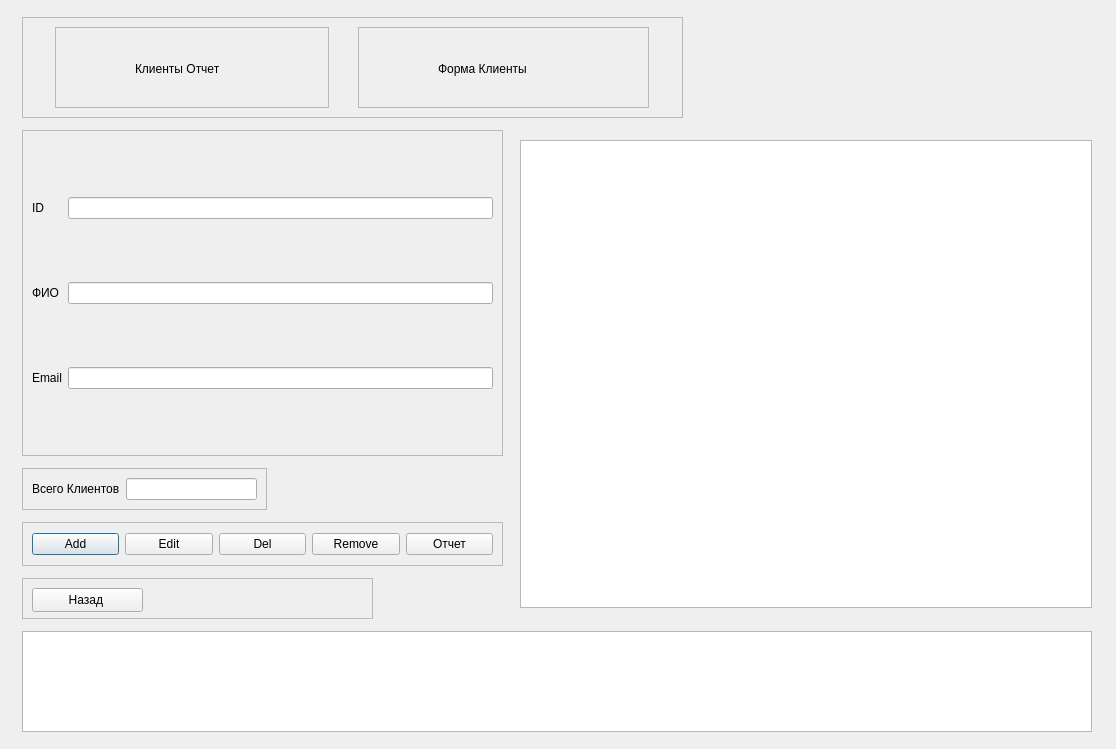
Before: the Qt Designer form course2/client.ui in Sushakkk/Course-work-DB, drawn with Qt 5.
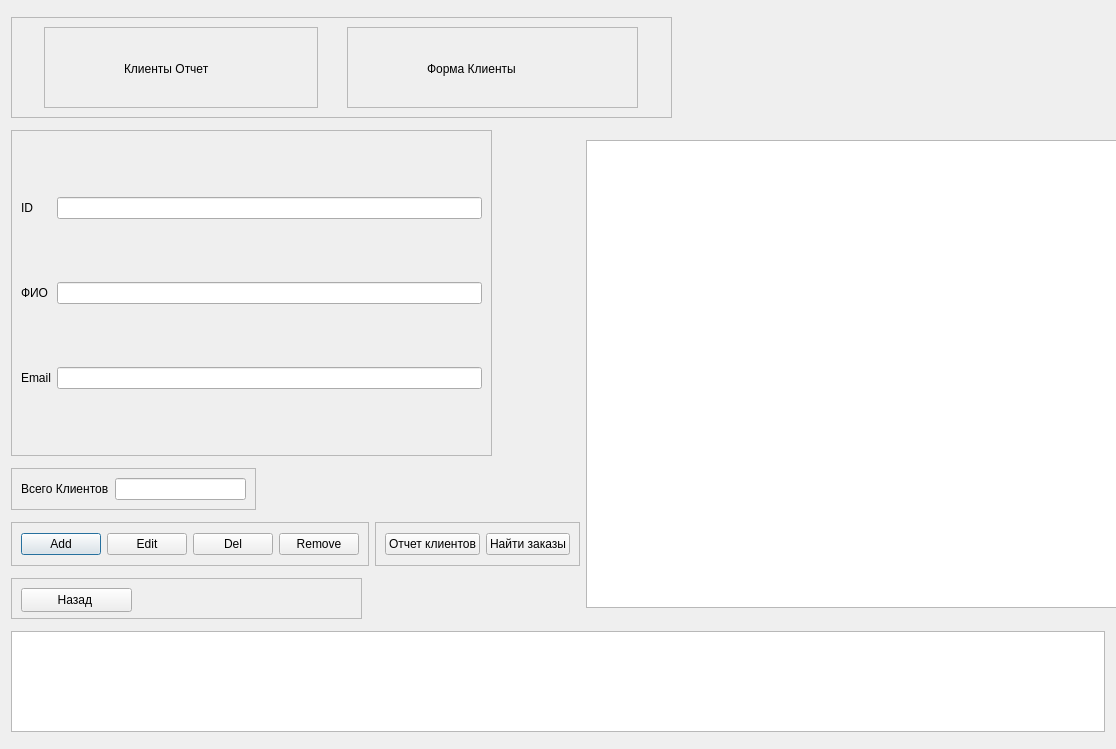
After: the same form once the commit is applied. Icons and pictures are not drawn.

What changed in the file:
```diff
--- a/course2/client.ui
+++ b/course2/client.ui
@@ -26,7 +26,119 @@
    <string>Dialog</string>
   </property>
   <layout class="QGridLayout" name="gridLayout_2">
-   <item row="1" column="0">
+   <item row="0" column="0" colspan="3">
+    <widget class="QFrame" name="Title">
+     <property name="maximumSize">
+      <size>
+       <width>661</width>
+       <height>101</height>
+      </size>
+     </property>
+     <property name="frameShape">
+      <enum>QFrame::StyledPanel</enum>
+     </property>
+     <property name="frameShadow">
+      <enum>QFrame::Raised</enum>
+     </property>
+     <layout class="QHBoxLayout" name="horizontalLayout_2">
+      <item>
+       <widget class="QFrame" name="frame_title_Report">
+        <property name="maximumSize">
+         <size>
+          <width>274</width>
+          <height>84</height>
+         </size>
+        </property>
+        <property name="frameShape">
+         <enum>QFrame::StyledPanel</enum>
+        </property>
+        <property name="frameShadow">
+         <enum>QFrame::Raised</enum>
+        </property>
+        <layout class="QHBoxLayout" name="horizontalLayout_3">
+         <item>
+          <widget class="QLabel" name="ImgReport">
+           <property name="text">
+            <string/>
+           </property>
+           <property name="pixmap">
+            <pixmap resource="Recource.qrc">:/rec/img/report.png</pixmap>
+           </property>
+          </widget>
+         </item>
+         <item>
+          <widget class="QLabel" name="lbReport">
+           <property name="minimumSize">
+            <size>
+             <width>184</width>
+             <height>64</height>
+            </size>
+           </property>
+           <property name="styleSheet">
+            <string notr="true">font: 20pt &quot;Segoe UI&quot;;</string>
+           </property>
+           <property name="text">
+            <string>Клиенты Отчет</string>
+           </property>
+          </widget>
+         </item>
+        </layout>
+       </widget>
+      </item>
+      <item>
+       <widget class="QFrame" name="frame_title_Form">
+        <property name="maximumSize">
+         <size>
+          <width>291</width>
+          <height>84</height>
+         </size>
+        </property>
+        <property name="frameShape">
+         <enum>QFrame::StyledPanel</enum>
+        </property>
+        <property name="frameShadow">
+         <enum>QFrame::Raised</enum>
+        </property>
+        <layout class="QHBoxLayout" name="horizontalLayout_5">
+         <item>
+          <widget class="QLabel" name="ImgReport_2">
+           <property name="text">
+            <string/>
+           </property>
+           <property name="pixmap">
+            <pixmap resource="Recource.qrc">:/rec/img/Form.png</pixmap>
+           </property>
+          </widget>
+         </item>
+         <item>
+          <widget class="QLabel" name="lbReport_2">
+           <property name="minimumSize">
+            <size>
+             <width>201</width>
+             <height>64</height>
+            </size>
+           </property>
+           <property name="maximumSize">
+            <size>
+             <width>201</width>
+             <height>64</height>
+            </size>
+           </property>
+           <property name="styleSheet">
+            <string notr="true">font: 20pt &quot;Segoe UI&quot;;</string>
+           </property>
+           <property name="text">
+            <string>Форма Клиенты </string>
+           </property>
+          </widget>
+         </item>
+        </layout>
+       </widget>
+      </item>
+     </layout>
+    </widget>
+   </item>
+   <item row="1" column="0" colspan="2">
     <widget class="QFrame" name="frame">
      <property name="minimumSize">
       <size>
@@ -80,7 +192,7 @@
      </layout>
     </widget>
    </item>
-   <item row="1" column="1" rowspan="4">
+   <item row="1" column="2" rowspan="4">
     <widget class="QTableWidget" name="twOrg">
      <property name="minimumSize">
       <size>
@@ -173,17 +285,36 @@
         </property>
        </widget>
       </item>
+     </layout>
+    </widget>
+   </item>
+   <item row="3" column="1">
+    <widget class="QFrame" name="Reports">
+     <property name="frameShape">
+      <enum>QFrame::StyledPanel</enum>
+     </property>
+     <property name="frameShadow">
+      <enum>QFrame::Raised</enum>
+     </property>
+     <layout class="QHBoxLayout" name="horizontalLayout_6">
       <item>
        <widget class="QPushButton" name="btnReport">
         <property name="text">
-         <string>Отчет</string>
+         <string>Отчет клиентов</string>
+        </property>
+       </widget>
+      </item>
+      <item>
+       <widget class="QPushButton" name="btnSearch_order">
+        <property name="text">
+         <string>Найти заказы</string>
         </property>
        </widget>
       </item>
      </layout>
     </widget>
    </item>
-   <item row="4" column="0">
+   <item row="4" column="0" colspan="2">
     <widget class="QFrame" name="frame_4">
      <property name="minimumSize">
       <size>
@@ -218,7 +349,7 @@
      </widget>
     </widget>
    </item>
-   <item row="5" column="0" colspan="2">
+   <item row="5" column="0" colspan="3">
     <widget class="QTextEdit" name="teResult">
      <property name="maximumSize">
       <size>
@@ -231,118 +362,6 @@
      </property>
     </widget>
    </item>
-   <item row="0" column="0" colspan="2">
-    <widget class="QFrame" name="Title">
-     <property name="maximumSize">
-      <size>
-       <width>661</width>
-       <height>101</height>
-      </size>
-     </property>
-     <property name="frameShape">
-      <enum>QFrame::StyledPanel</enum>
-     </property>
-     <property name="frameShadow">
-      <enum>QFrame::Raised</enum>
-     </property>
-     <layout class="QHBoxLayout" name="horizontalLayout_2">
-      <item>
-       <widget class="QFrame" name="frame_title_Report">
-        <property name="maximumSize">
-         <size>
-          <width>274</width>
-          <height>84</height>
-         </size>
-        </property>
-        <property name="frameShape">
-         <enum>QFrame::StyledPanel</enum>
-        </property>
-        <property name="frameShadow">
-         <enum>QFrame::Raised</enum>
-        </property>
-        <layout class="QHBoxLayout" name="horizontalLayout_3">
-         <item>
-          <widget class="QLabel" name="ImgReport">
-           <property name="text">
-            <string/>
-           </property>
-           <property name="pixmap">
-            <pixmap resource="Recource.qrc">:/rec/img/report.png</pixmap>
-           </property>
-          </widget>
-         </item>
-         <item>
-          <widget class="QLabel" name="lbReport">
-           <property name="minimumSize">
-            <size>
-             <width>184</width>
-             <height>64</height>
-            </size>
-           </property>
-           <property name="styleSheet">
-            <string notr="true">font: 20pt &quot;Segoe UI&quot;;</string>
-           </property>
-           <property name="text">
-            <string>Клиенты Отчет</string>
-           </property>
-          </widget>
-         </item>
-        </layout>
-       </widget>
-      </item>
-      <item>
-       <widget class="QFrame" name="frame_title_Form">
-        <property name="maximumSize">
-         <size>
-          <width>291</width>
-          <height>84</height>
-         </size>
-        </property>
-        <property name="frameShape">
-         <enum>QFrame::StyledPanel</enum>
-        </property>
-        <property name="frameShadow">
-         <enum>QFrame::Raised</enum>
-        </property>
-        <layout class="QHBoxLayout" name="horizontalLayout_5">
-         <item>
-          <widget class="QLabel" name="ImgReport_2">
-           <property name="text">
-            <string/>
-           </property>
-           <property name="pixmap">
-            <pixmap resource="Recource.qrc">:/rec/img/Form.png</pixmap>
-           </property>
-          </widget>
-         </item>
-         <item>
-          <widget class="QLabel" name="lbReport_2">
-           <property name="minimumSize">
-            <size>
-             <width>201</width>
-             <height>64</height>
-            </size>
-           </property>
-           <property name="maximumSize">
-            <size>
-             <width>201</width>
-             <height>64</height>
-            </size>
-           </property>
-           <property name="styleSheet">
-            <string notr="true">font: 20pt &quot;Segoe UI&quot;;</string>
-           </property>
-           <property name="text">
-            <string>Форма Клиенты </string>
-           </property>
-          </widget>
-         </item>
-        </layout>
-       </widget>
-      </item>
-     </layout>
-    </widget>
-   </item>
   </layout>
  </widget>
  <resources>
```
